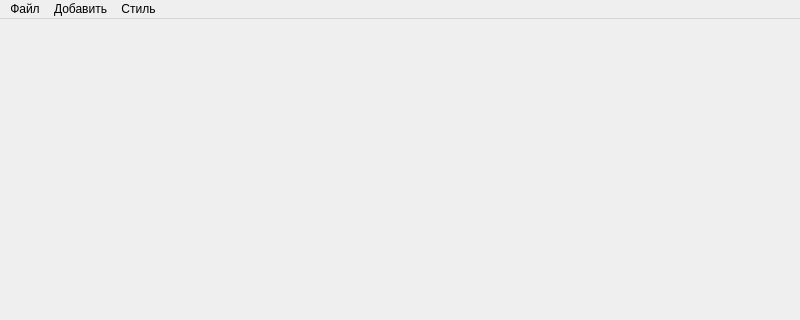
stormpero/MarkdownEditor, file structs2020/mainwindow.ui: the form before one commit; both pictures show x 0 to 800 and y 0 to 320 of the 800 by 600 pixel window.
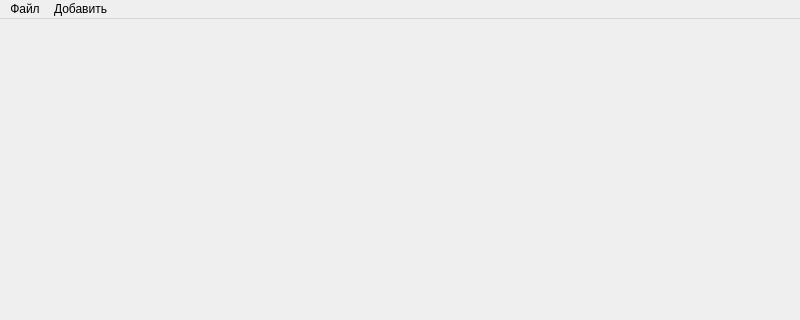
The form after the commit. Icons and pictures are not drawn.

Diff of the .ui file:
```diff
--- a/structs2020/mainwindow.ui
+++ b/structs2020/mainwindow.ui
@@ -49,14 +49,8 @@
     <addaction name="action_link"/>
     <addaction name="action_img"/>
    </widget>
-   <widget class="QMenu" name="menu_style">
-    <property name="title">
-     <string>Стиль</string>
-    </property>
-   </widget>
    <addaction name="menu_file"/>
    <addaction name="menu_add"/>
-   <addaction name="menu_style"/>
   </widget>
   <widget class="QStatusBar" name="statusbar"/>
   <action name="action_newFile">
```
